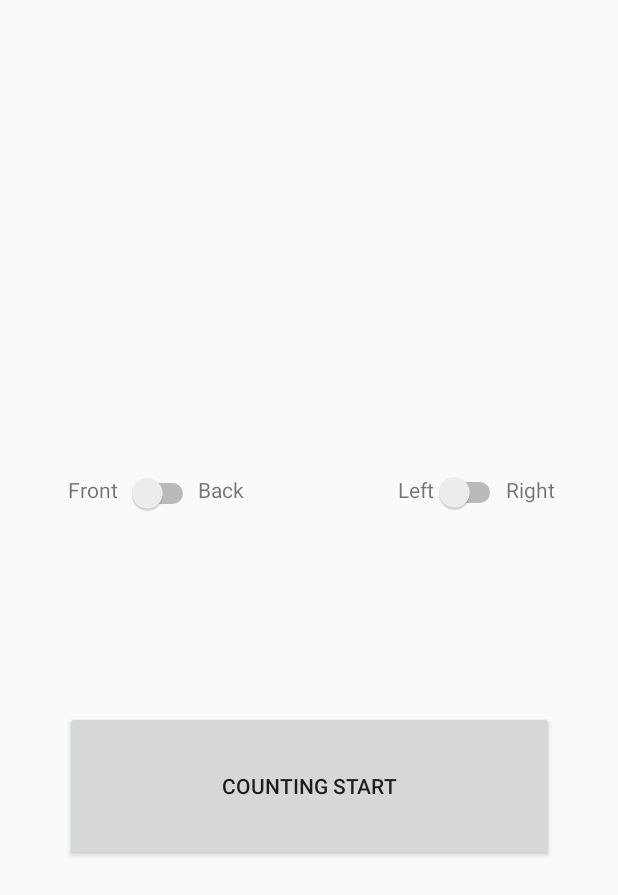
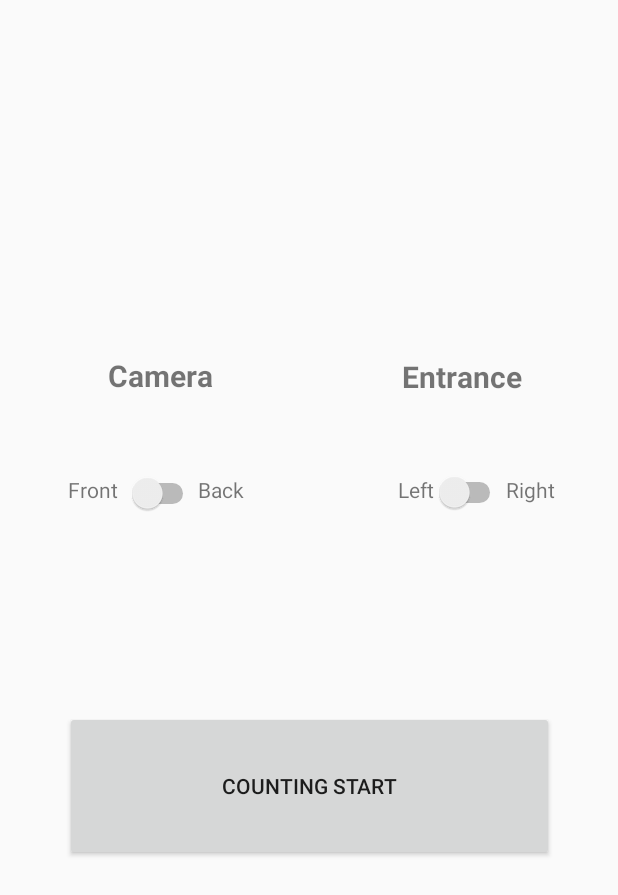
Before and after one commit to SoftwareEngineering-Team08/image_processing, an Android app: the screen it shows after launch (MainActivity before the commit, IPActivity after it), on a phone screen of 412 x 824 dp. Shown: the top 895 px of the screen. Run offline under Robolectric (Android 15) with nearby library versions, the phone set to English and light mode, and no system bars.

Commit message:
added switch : Front or Back Camera selection

```diff
--- /dev/null
+++ b/android/app/src/main/java/org/tensorflow/lite/examples/detection/IPActivity.java
@@ -0,0 +1,57 @@
+package org.tensorflow.lite.examples.detection;
+
+import android.content.Intent;
+import android.os.Bundle;
+import android.view.View;
+import android.widget.Button;
+import android.widget.CompoundButton;
+import android.widget.Switch;
+
+import androidx.appcompat.app.AppCompatActivity;
+
+public class IPActivity extends AppCompatActivity {
+
+    @Override
+    protected void onCreate(Bundle savedInstanceState){
+        super.onCreate(savedInstanceState);
+        // 전역변수 가져옴.
+        ImageProcessor imageProcessor = (ImageProcessor) getApplication() ;
+
+        setContentView(R.layout.tfe_od_choose_camera);
+
+        Switch cameraSwitch = findViewById(R.id.cameraSwitch);
+        cameraSwitch.setOnCheckedChangeListener(new CompoundButton.OnCheckedChangeListener() {
+            @Override
+            public void onCheckedChanged(CompoundButton compoundButton, boolean isChecked) {
+                if(isChecked){
+                    imageProcessor.setIsBack(true);
+                }
+                else{
+                    imageProcessor.setIsBack(false);
+                }
+            }
+        });
+
+        Switch entranceSwitch = findViewById(R.id.entranceSwitch);
+        entranceSwitch.setOnCheckedChangeListener(new CompoundButton.OnCheckedChangeListener() {
+            @Override
+            public void onCheckedChanged(CompoundButton compoundButton, boolean isChecked) {
+                if(isChecked){
+                    imageProcessor.setIsRight(true);
+                }
+                else{
+                    imageProcessor.setIsRight(false);
+                }
+            }
+        });
+
+        Button countButton = findViewById(R.id.StartCounting);
+        countButton.setOnClickListener(new View.OnClickListener(){
+            @Override
+            public void onClick(View view){
+                Intent intent = new Intent(getApplicationContext(), DetectorActivity.class);
+                startActivity(intent);
+            }
+        });
+    }
+}
--- /dev/null
+++ b/android/app/src/main/java/org/tensorflow/lite/examples/detection/ImageProcessor.java
@@ -0,0 +1,22 @@
+package org.tensorflow.lite.examples.detection;
+
+import android.app.Application;
+
+public class ImageProcessor extends Application {
+    private boolean isBack;
+    private boolean isRight;
+
+    public boolean getIsBack(){
+        return isBack;
+    }
+    public void setIsBack(boolean givenBool){
+        this.isBack = givenBool;
+    }
+
+    public boolean getIsRight(){
+        return isRight;
+    }
+    public void setIsRight(boolean givenBool){
+        this.isRight = givenBool;
+    }
+}
--- a/android/app/src/main/java/org/tensorflow/lite/examples/detection/MainActivity.java
+++ /dev/null
@@ -1,29 +0,0 @@
-package org.tensorflow.lite.examples.detection;
-
-import android.content.Intent;
-import android.os.Bundle;
-import android.view.View;
-import android.widget.Button;
-
-import androidx.appcompat.app.AppCompatActivity;
-
-public class MainActivity extends AppCompatActivity {
-    public static boolean isFront;
-    public static boolean isLeft;
-
-    @Override
-    protected void onCreate(Bundle savedInstanceState){
-        super.onCreate(savedInstanceState);
-        setContentView(R.layout.tfe_od_choose_camera);
-
-        Button countButton = findViewById(R.id.StartCounting);
-        countButton.setOnClickListener(new View.OnClickListener(){
-
-            @Override
-            public void onClick(View view){
-                Intent intent = new Intent(getApplicationContext(), DetectorActivity.class);
-                startActivity(intent);
-            }
-        });
-    }
-}
--- a/android/app/src/main/res/layout/tfe_od_choose_camera.xml
+++ b/android/app/src/main/res/layout/tfe_od_choose_camera.xml
@@ -30,7 +30,7 @@
         app:layout_constraintTop_toTopOf="parent" />
 
     <Switch
-        android:id="@+id/camPosition"
+        android:id="@+id/cameraSwitch"
         android:layout_width="wrap_content"
         android:layout_height="wrap_content"
         android:layout_marginStart="6dp"
@@ -69,7 +69,7 @@
         app:layout_constraintTop_toTopOf="parent" />
 
     <Switch
-        android:id="@+id/switch6"
+        android:id="@+id/entranceSwitch"
         android:layout_width="wrap_content"
         android:layout_height="wrap_content"
         android:layout_marginTop="257dp"
@@ -88,7 +88,36 @@
         android:layout_marginBottom="92dp"
         android:text="Left"
         app:layout_constraintBottom_toTopOf="@+id/StartCounting"
-        app:layout_constraintEnd_toStartOf="@+id/switch6"
+        app:layout_constraintEnd_toStartOf="@+id/entranceSwitch"
         app:layout_constraintTop_toTopOf="parent" />
 
+    <TextView
+        android:id="@+id/textView3"
+        android:layout_width="wrap_content"
+        android:layout_height="wrap_content"
+        android:layout_marginStart="72dp"
+        android:layout_marginTop="211dp"
+        android:layout_marginBottom="16dp"
+        android:text="Camera"
+        android:textSize="20sp"
+        android:textStyle="bold"
+        app:layout_constraintBottom_toTopOf="@+id/cameraSwitch"
+        app:layout_constraintStart_toStartOf="parent"
+        app:layout_constraintTop_toTopOf="parent" />
+
+    <TextView
+        android:id="@+id/textView6"
+        android:layout_width="wrap_content"
+        android:layout_height="wrap_content"
+        android:layout_marginTop="211dp"
+        android:layout_marginEnd="64dp"
+        android:layout_marginBottom="16dp"
+        android:text="Entrance"
+        android:textSize="20sp"
+        android:textStyle="bold"
+        app:layout_constraintBottom_toTopOf="@+id/entranceSwitch"
+        app:layout_constraintEnd_toEndOf="parent"
+        app:layout_constraintTop_toTopOf="parent"
+        app:layout_constraintVertical_bias="0.526" />
+
 </androidx.constraintlayout.widget.ConstraintLayout>
--- a/android/app/src/main/res/mipmap-anydpi-v26/ic_launcher_round.xml
+++ /dev/null
@@ -1,5 +0,0 @@
-<?xml version="1.0" encoding="utf-8"?>
-<adaptive-icon xmlns:android="http://schemas.android.com/apk/res/android">
-    <background android:drawable="@android:color/white"/>
-    <foreground android:drawable="@mipmap/ic_launcher_foreground"/>
-</adaptive-icon>
```
Also changed, not shown: android/app/src/main/AndroidManifest.xml (+4 -14 lines), android/app/src/main/java/org/tensorflow/lite/examples/detection/CameraActivity.java (+12 -2 lines), android/app/src/main/java/org/tensorflow/lite/examples/detection/tracking/MultiBoxTracker.java (+4 -4 lines), android/app/src/main/res/drawable-hdpi/ic_launcher.png (deleted), android/app/src/main/res/drawable-mdpi/ic_launcher.png (deleted), android/app/src/main/res/drawable-xxhdpi/ic_launcher.png (deleted), android/app/src/main/res/mipmap-hdpi/ic_launcher_round.png (deleted), android/app/src/main/res/mipmap-mdpi/ic_launcher_round.png (deleted), android/app/src/main/res/mipmap-xhdpi/ic_launcher_round.png (deleted), android/app/src/main/res/mipmap-xxhdpi/ic_launcher_round.png (deleted), android/app/src/main/res/mipmap-xxxhdpi/ic_launcher_round.png (deleted).
